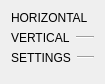
Above: ui/channel_settings.ui from analogdevicesinc/scopy before the change. Below: the same form after it.
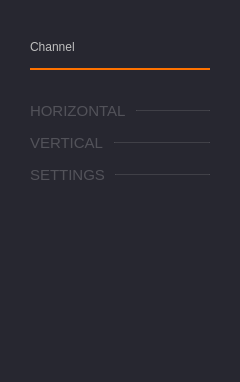
That is the form after the change.

Commit message: Oscilloscope: Add channel name and colored line to the settings menu

```diff
--- a/ui/channel_settings.ui
+++ b/ui/channel_settings.ui
@@ -6,14 +6,103 @@
    <rect>
     <x>0</x>
     <y>0</y>
-    <width>103</width>
-    <height>84</height>
+    <width>240</width>
+    <height>382</height>
    </rect>
   </property>
   <property name="windowTitle">
    <string>Form</string>
   </property>
+  <property name="styleSheet">
+   <string notr="true">QWidget
+{
+  background-color: rgb(39, 39, 48);
+  color: rgb(190, 190, 190);
+  font: 75 10pt &quot;DejaVu Sans&quot;;
+}</string>
+  </property>
   <layout class="QVBoxLayout" name="vLayout">
+   <property name="spacing">
+    <number>0</number>
+   </property>
+   <property name="leftMargin">
+    <number>30</number>
+   </property>
+   <property name="topMargin">
+    <number>40</number>
+   </property>
+   <property name="rightMargin">
+    <number>30</number>
+   </property>
+   <item>
+    <widget class="QLabel" name="label_channelName">
+     <property name="text">
+      <string>Channel</string>
+     </property>
+    </widget>
+   </item>
+   <item>
+    <spacer name="verticalSpacer">
+     <property name="orientation">
+      <enum>Qt::Vertical</enum>
+     </property>
+     <property name="sizeType">
+      <enum>QSizePolicy::Fixed</enum>
+     </property>
+     <property name="sizeHint" stdset="0">
+      <size>
+       <width>0</width>
+       <height>14</height>
+      </size>
+     </property>
+    </spacer>
+   </item>
+   <item>
+    <widget class="Line" name="line_channelColor">
+     <property name="minimumSize">
+      <size>
+       <width>0</width>
+       <height>2</height>
+      </size>
+     </property>
+     <property name="maximumSize">
+      <size>
+       <width>16777215</width>
+       <height>2</height>
+      </size>
+     </property>
+     <property name="styleSheet">
+      <string notr="true">border: 2px solid #ff7200</string>
+     </property>
+     <property name="orientation">
+      <enum>Qt::Horizontal</enum>
+     </property>
+    </widget>
+   </item>
+   <item>
+    <spacer name="verticalSpacer_3">
+     <property name="orientation">
+      <enum>Qt::Vertical</enum>
+     </property>
+     <property name="sizeType">
+      <enum>QSizePolicy::Fixed</enum>
+     </property>
+     <property name="sizeHint" stdset="0">
+      <size>
+       <width>20</width>
+       <height>32</height>
+      </size>
+     </property>
+    </spacer>
+   </item>
+   <item>
+    <layout class="QVBoxLayout" name="horizontal">
+     <property name="spacing">
+      <number>10</number>
+     </property>
+     <property name="topMargin">
+      <number>0</number>
+     </property>
    <item>
     <layout class="QHBoxLayout" name="horizontalLayout_17">
      <item>
@@ -24,6 +113,12 @@
          <verstretch>0</verstretch>
         </sizepolicy>
        </property>
+         <property name="styleSheet">
+          <string notr="true">QLabel {
+  font-size: 15px;
+  color: rgba(255, 255, 255, 51);
+}</string>
+         </property>
        <property name="text">
         <string>HORIZONTAL</string>
        </property>
@@ -31,6 +126,21 @@
      </item>
      <item>
       <widget class="Line" name="line_2">
+         <property name="minimumSize">
+          <size>
+           <width>0</width>
+           <height>1</height>
+          </size>
+         </property>
+         <property name="maximumSize">
+          <size>
+           <width>16777215</width>
+           <height>1</height>
+          </size>
+         </property>
+         <property name="styleSheet">
+          <string notr="true">border: 1px solid rgb(255, 255, 255, 15);</string>
+         </property>
        <property name="orientation">
         <enum>Qt::Horizontal</enum>
        </property>
@@ -38,6 +148,32 @@
      </item>
     </layout>
    </item>
+    </layout>
+   </item>
+   <item>
+    <spacer name="verticalSpacer_5">
+     <property name="orientation">
+      <enum>Qt::Vertical</enum>
+     </property>
+     <property name="sizeType">
+      <enum>QSizePolicy::Fixed</enum>
+     </property>
+     <property name="sizeHint" stdset="0">
+      <size>
+       <width>0</width>
+       <height>14</height>
+      </size>
+     </property>
+    </spacer>
+   </item>
+   <item>
+    <layout class="QVBoxLayout" name="vertical">
+     <property name="spacing">
+      <number>10</number>
+     </property>
+     <property name="topMargin">
+      <number>0</number>
+     </property>
    <item>
     <layout class="QHBoxLayout" name="horizontalLayout_16">
      <item>
@@ -48,6 +184,12 @@
          <verstretch>0</verstretch>
         </sizepolicy>
        </property>
+         <property name="styleSheet">
+          <string notr="true">QLabel {
+  font-size: 15px;
+  color: rgba(255, 255, 255, 51);
+}</string>
+         </property>
        <property name="text">
         <string>VERTICAL</string>
        </property>
@@ -55,6 +197,21 @@
      </item>
      <item>
       <widget class="Line" name="line">
+         <property name="minimumSize">
+          <size>
+           <width>0</width>
+           <height>1</height>
+          </size>
+         </property>
+         <property name="maximumSize">
+          <size>
+           <width>16777215</width>
+           <height>1</height>
+          </size>
+         </property>
+         <property name="styleSheet">
+          <string notr="true">border: 1px solid rgb(255, 255, 255, 15);</string>
+         </property>
        <property name="orientation">
         <enum>Qt::Horizontal</enum>
        </property>
@@ -62,6 +219,32 @@
      </item>
     </layout>
    </item>
+    </layout>
+   </item>
+   <item>
+    <spacer name="verticalSpacer_4">
+     <property name="orientation">
+      <enum>Qt::Vertical</enum>
+     </property>
+     <property name="sizeType">
+      <enum>QSizePolicy::Fixed</enum>
+     </property>
+     <property name="sizeHint" stdset="0">
+      <size>
+       <width>0</width>
+       <height>14</height>
+      </size>
+     </property>
+    </spacer>
+   </item>
+   <item>
+    <layout class="QVBoxLayout" name="settings">
+     <property name="spacing">
+      <number>10</number>
+     </property>
+     <property name="topMargin">
+      <number>0</number>
+     </property>
    <item>
     <layout class="QHBoxLayout" name="horizontalLayout_19">
      <item>
@@ -72,6 +255,12 @@
          <verstretch>0</verstretch>
         </sizepolicy>
        </property>
+         <property name="styleSheet">
+          <string notr="true">QLabel {
+  font-size: 15px;
+  color: rgba(255, 255, 255, 51);
+}</string>
+         </property>
        <property name="text">
         <string>SETTINGS</string>
        </property>
@@ -79,10 +268,27 @@
      </item>
      <item>
       <widget class="Line" name="line_3">
+         <property name="minimumSize">
+          <size>
+           <width>0</width>
+           <height>1</height>
+          </size>
+         </property>
+         <property name="maximumSize">
+          <size>
+           <width>16777215</width>
+           <height>1</height>
+          </size>
+         </property>
+         <property name="styleSheet">
+          <string notr="true">border: 1px solid rgb(255, 255, 255, 15);</string>
+         </property>
        <property name="orientation">
         <enum>Qt::Horizontal</enum>
        </property>
       </widget>
+       </item>
+      </layout>
      </item>
     </layout>
    </item>
```
Lines whose indentation alone changed are shown as unchanged. The commit also changes 2 other files.
